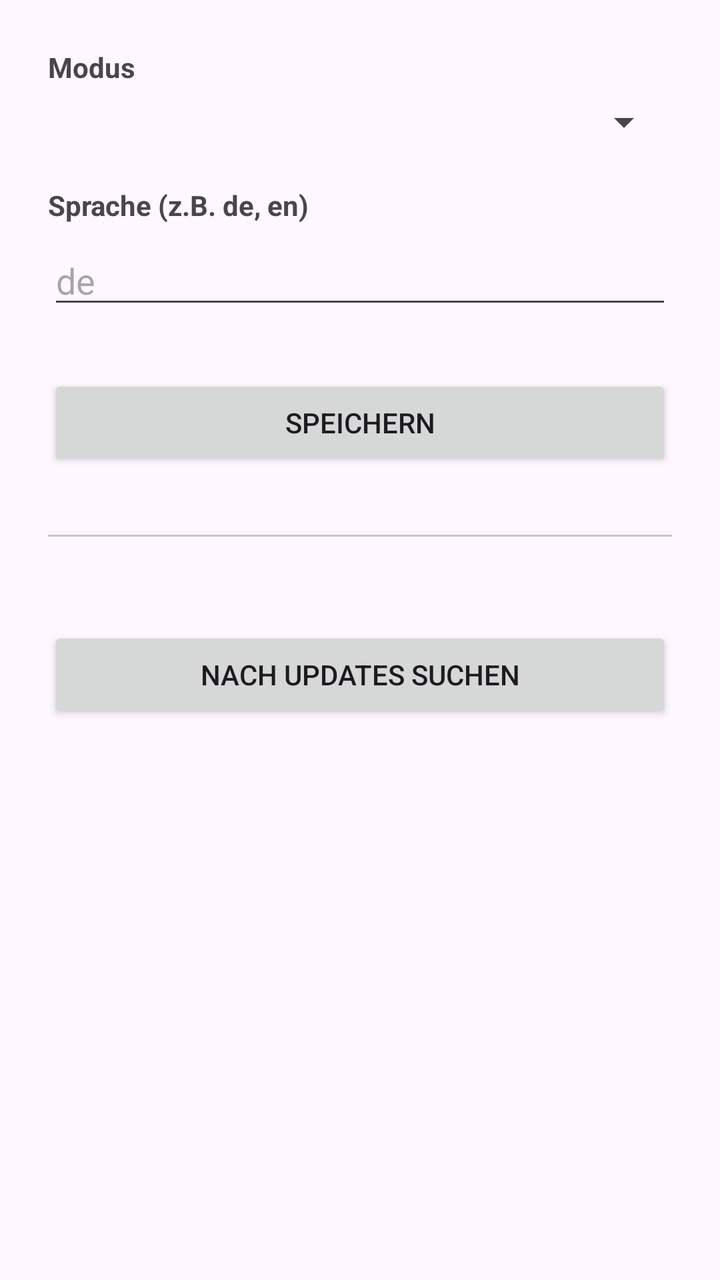
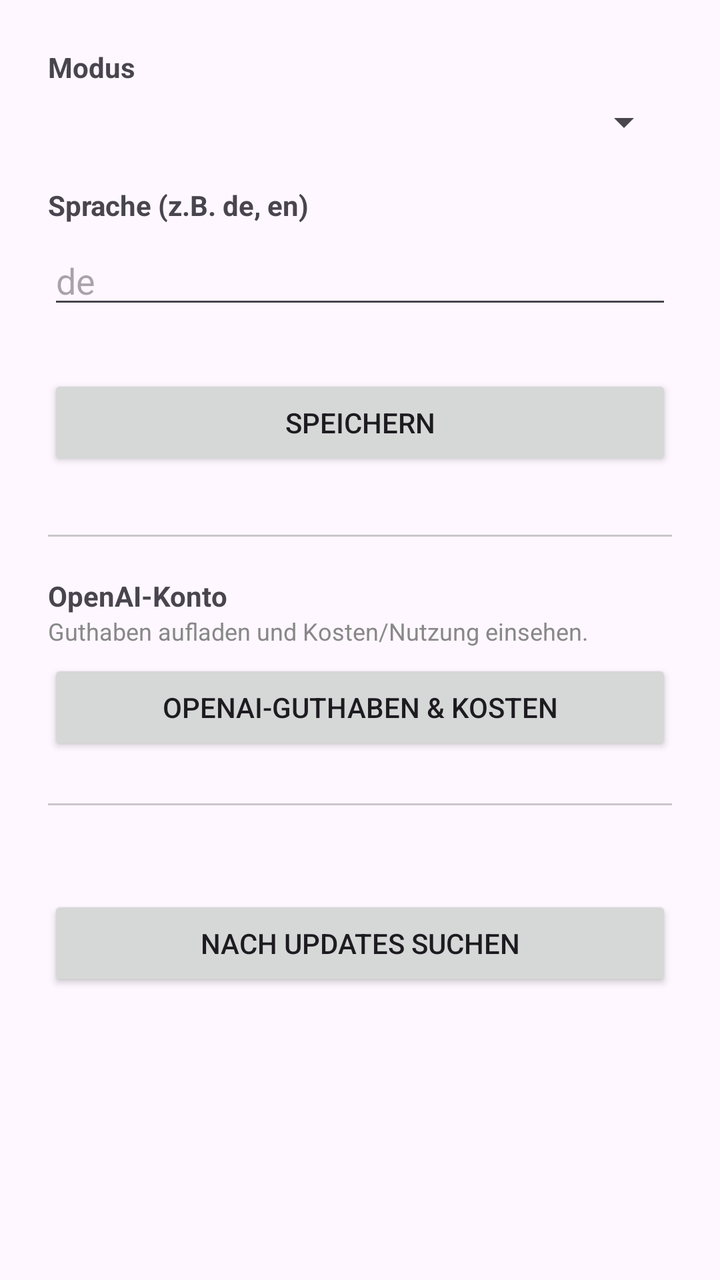

Compare the two renders of this Android layout. The source of the first and the diff that turns it into the second are given below.
<!-- AndroidManifest.xml: application theme Theme.Blitztext -->
<!-- res/layout/activity_settings.xml -->
<?xml version="1.0" encoding="utf-8"?>
<LinearLayout xmlns:android="http://schemas.android.com/apk/res/android"
    android:layout_width="match_parent"
    android:layout_height="match_parent"
    android:orientation="vertical"
    android:padding="24dp">

    <TextView
        android:layout_width="wrap_content"
        android:layout_height="wrap_content"
        android:text="Modus"
        android:textStyle="bold" />

    <Spinner
        android:id="@+id/spinner_workflow"
        android:layout_width="match_parent"
        android:layout_height="wrap_content"
        android:layout_marginTop="6dp" />

    <TextView
        android:layout_width="wrap_content"
        android:layout_height="wrap_content"
        android:layout_marginTop="20dp"
        android:text="Sprache (z.B. de, en)"
        android:textStyle="bold" />

    <EditText
        android:id="@+id/edit_language"
        android:layout_width="match_parent"
        android:layout_height="wrap_content"
        android:layout_marginTop="6dp"
        android:hint="de"
        android:inputType="text" />

    <Button
        android:id="@+id/btn_save"
        android:layout_width="match_parent"
        android:layout_height="wrap_content"
        android:layout_marginTop="28dp"
        android:text="Speichern" />

    <View
        android:layout_width="match_parent"
        android:layout_height="1dp"
        android:layout_marginTop="32dp"
        android:background="#33000000" />

    <TextView
        android:id="@+id/version_text"
        android:layout_width="wrap_content"
        android:layout_height="wrap_content"
        android:layout_marginTop="20dp"
        android:textColor="#888888" />

    <Button
        android:id="@+id/btn_update"
        android:layout_width="match_parent"
        android:layout_height="wrap_content"
        android:layout_marginTop="6dp"
        android:text="Nach Updates suchen" />
</LinearLayout>
<!-- resources referenced by this layout -->
<resources>
  <style name="Theme.Blitztext" parent="Theme.Material3.DayNight.NoActionBar">
          <item name="colorPrimary">@color/accent</item>
      </style>
  <color name="accent">#3B82F6</color>
</resources>

<!-- the commit's change to res/layout/activity_settings.xml (unified diff, before → after) -->
@@ -46,6 +46,33 @@
         android:background="#33000000" />
 
     <TextView
+        android:layout_width="wrap_content"
+        android:layout_height="wrap_content"
+        android:layout_marginTop="20dp"
+        android:text="OpenAI-Konto"
+        android:textStyle="bold" />
+
+    <TextView
+        android:layout_width="match_parent"
+        android:layout_height="wrap_content"
+        android:text="Guthaben aufladen und Kosten/Nutzung einsehen."
+        android:textColor="#888888"
+        android:textSize="12sp" />
+
+    <Button
+        android:id="@+id/btn_billing"
+        android:layout_width="match_parent"
+        android:layout_height="wrap_content"
+        android:layout_marginTop="6dp"
+        android:text="OpenAI-Guthaben &amp; Kosten" />
+
+    <View
+        android:layout_width="match_parent"
+        android:layout_height="1dp"
+        android:layout_marginTop="24dp"
+        android:background="#33000000" />
+
+    <TextView
         android:id="@+id/version_text"
         android:layout_width="wrap_content"
         android:layout_height="wrap_content"
